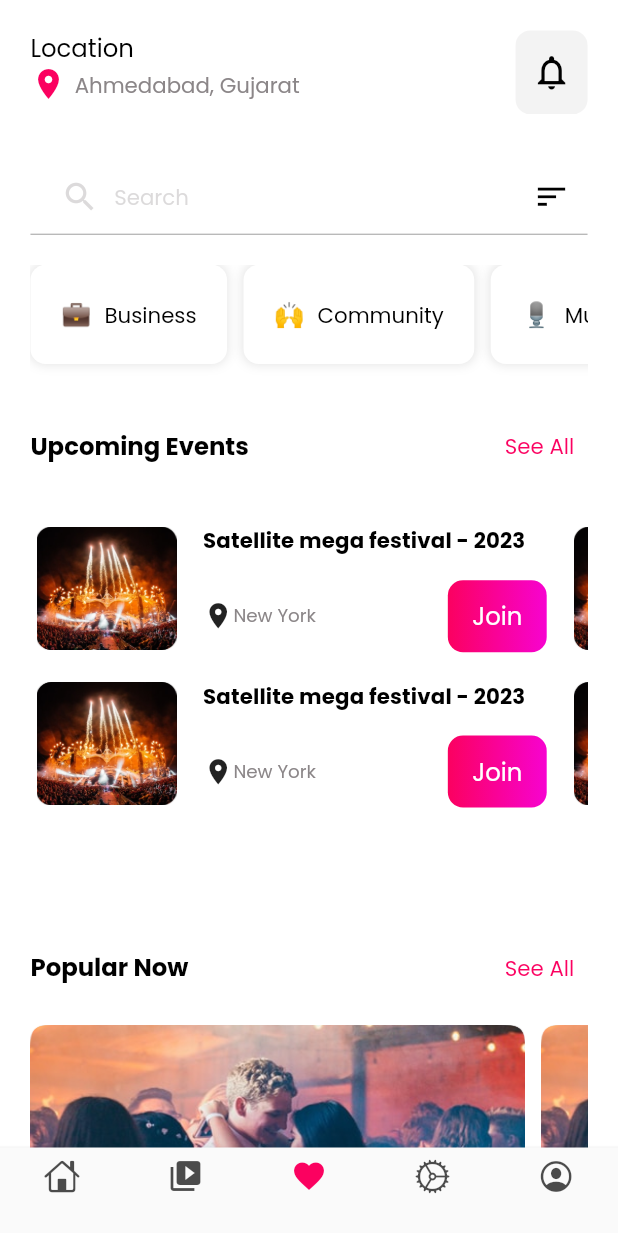
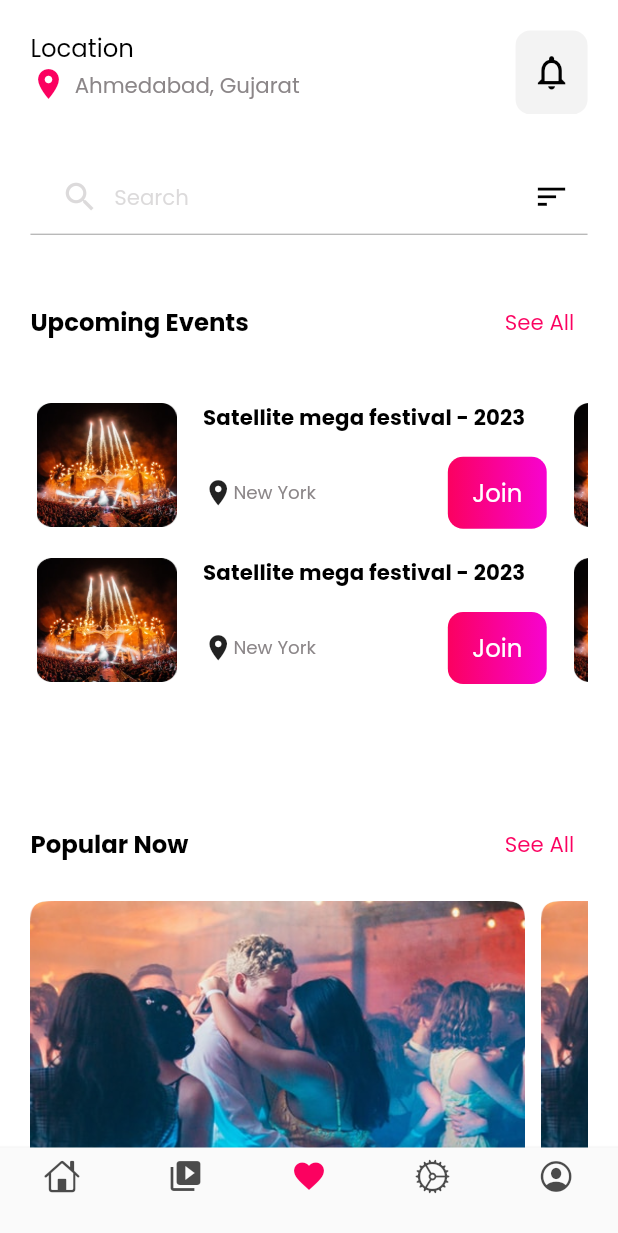
Before and after one commit to Sejimu/City_event_app, a Flutter app: the HomePage screen opened by its route, on a phone screen of 412 x 824 dp. Shown: the top 1233 px of the screen. Run offline on Flutter 3.47's test engine with Material 3 defaults, Android fonts, the phone set to English and light mode, and no system bars; our stand-ins replace auto_route, dio, equatable, firebase_auth, flutter_screenutil, flutter_svg and 5 more; accounts and stored records are empty; key blocks and very long unbroken strings in the code were emptied for the run.

Commit message:
little fix

```diff
--- a/lib/src/modules/main/features/home/home_page.dart
+++ b/lib/src/modules/main/features/home/home_page.dart
@@ -119,20 +119,20 @@ class _HomePageState extends State<HomePage> {
             sliver: SliverToBoxAdapter(
               child: Column(
                 children: [
-                  SizedBox(
-                      height: context.height * 0.1,
-                      width: context.width - 40,
-                      child: ListView.separated(
-                        itemCount: Events.getEvent(context).length,
-                        scrollDirection: Axis.horizontal,
-                        shrinkWrap: true,
-                        itemBuilder: (_, index) => EventBtn(
-                            onPressed: () {},
-                            text: Events.getEvent(context)[index].text,
-                            emoji: Events.getEvent(context)[index].emoji),
-                        separatorBuilder: (context, index) =>
-                            _paddingSmall.horizontalSpace,
-                      )),
+                  // SizedBox(
+                  //     height: context.height * 0.1,
+                  //     width: context.width - 40,
+                  //     child: ListView.separated(
+                  //       itemCount: Events.getEvent(context).length,
+                  //       scrollDirection: Axis.horizontal,
+                  //       shrinkWrap: true,
+                  //       itemBuilder: (_, index) => EventBtn(
+                  //           onPressed: () {},
+                  //           text: Events.getEvent(context)[index].text,
+                  //           emoji: Events.getEvent(context)[index].emoji),
+                  //       separatorBuilder: (context, index) =>
+                  //           _paddingSmall.horizontalSpace,
+                  //     )),
                   _paddingMedium.verticalSpace,
                   Row(
                     children: [
```
